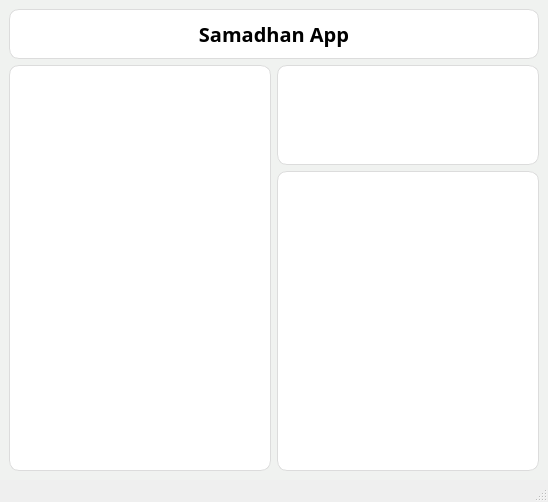
The window that UI/home.ui (Paurakh977/Samadhan) describes before a commit, drawn with Qt 5.
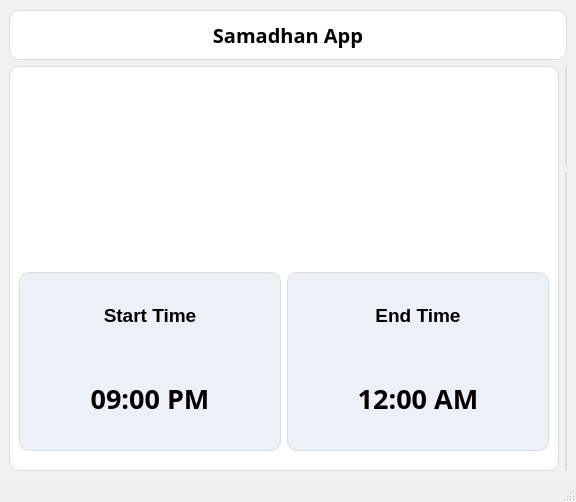
The same window after the commit.

Commit message: home page ma stackbar and circular bar added

```diff
--- a/UI/home.ui
+++ b/UI/home.ui
@@ -6,7 +6,7 @@
    <rect>
     <x>0</x>
     <y>0</y>
-    <width>548</width>
+    <width>576</width>
     <height>502</height>
    </rect>
   </property>
@@ -22,6 +22,9 @@
 	</string>
    </property>
    <layout class="QGridLayout" name="gridLayout">
+    <property name="topMargin">
+     <number>10</number>
+    </property>
     <item row="0" column="0" colspan="2">
      <widget class="QLabel" name="App_name_lbl">
       <property name="maximumSize">
@@ -55,7 +58,13 @@
      </widget>
     </item>
     <item row="1" column="0" rowspan="2">
-     <widget class="QFrame" name="circular_bar_frame">
+     <widget class="QFrame" name="circular_bar_frame_cover">
+      <property name="minimumSize">
+       <size>
+        <width>550</width>
+        <height>0</height>
+       </size>
+      </property>
       <property name="maximumSize">
        <size>
         <width>350</width>
@@ -73,10 +82,166 @@
       <property name="frameShadow">
        <enum>QFrame::Raised</enum>
       </property>
+      <layout class="QGridLayout" name="gridLayout_2">
+       <item row="1" column="0">
+        <widget class="QFrame" name="start_frame">
+         <property name="maximumSize">
+          <size>
+           <width>16777215</width>
+           <height>16777215</height>
+          </size>
+         </property>
+         <property name="styleSheet">
+          <string notr="true">margin-bottom:10px;
+background-color:#ebf1f7;</string>
+         </property>
+         <property name="frameShape">
+          <enum>QFrame::StyledPanel</enum>
+         </property>
+         <property name="frameShadow">
+          <enum>QFrame::Raised</enum>
+         </property>
+         <layout class="QVBoxLayout" name="verticalLayout">
+          <item>
+           <widget class="QLabel" name="Start_lbl">
+            <property name="font">
+             <font>
+              <family>Arial</family>
+              <pointsize>14</pointsize>
+              <weight>75</weight>
+              <bold>true</bold>
+             </font>
+            </property>
+            <property name="styleSheet">
+             <string notr="true">border:none;</string>
+            </property>
+            <property name="text">
+             <string>Start Time</string>
+            </property>
+            <property name="textFormat">
+             <enum>Qt::AutoText</enum>
+            </property>
+            <property name="alignment">
+             <set>Qt::AlignCenter</set>
+            </property>
+           </widget>
+          </item>
+          <item>
+           <widget class="QLabel" name="label_3">
+            <property name="font">
+             <font>
+              <family>Arial Black</family>
+              <pointsize>20</pointsize>
+              <weight>75</weight>
+              <bold>true</bold>
+             </font>
+            </property>
+            <property name="styleSheet">
+             <string notr="true">border:none;</string>
+            </property>
+            <property name="text">
+             <string>09:00 PM</string>
+            </property>
+            <property name="alignment">
+             <set>Qt::AlignCenter</set>
+            </property>
+           </widget>
+          </item>
+         </layout>
+        </widget>
+       </item>
+       <item row="0" column="0" colspan="2">
+        <widget class="QFrame" name="circular_bar_frame">
+         <property name="maximumSize">
+          <size>
+           <width>550</width>
+           <height>750</height>
+          </size>
+         </property>
+         <property name="styleSheet">
+          <string notr="true">border:none;</string>
+         </property>
+         <property name="frameShape">
+          <enum>QFrame::StyledPanel</enum>
+         </property>
+         <property name="frameShadow">
+          <enum>QFrame::Raised</enum>
+         </property>
+        </widget>
+       </item>
+       <item row="1" column="1">
+        <widget class="QFrame" name="end_frame">
+         <property name="maximumSize">
+          <size>
+           <width>16777215</width>
+           <height>16777215</height>
+          </size>
+         </property>
+         <property name="styleSheet">
+          <string notr="true">margin-bottom:10px;
+background-color: #ebf1f7;
+</string>
+         </property>
+         <property name="frameShape">
+          <enum>QFrame::StyledPanel</enum>
+         </property>
+         <property name="frameShadow">
+          <enum>QFrame::Raised</enum>
+         </property>
+         <layout class="QVBoxLayout" name="verticalLayout_2">
+          <item>
+           <widget class="QLabel" name="End_lbl">
+            <property name="font">
+             <font>
+              <family>Arial</family>
+              <pointsize>14</pointsize>
+              <weight>75</weight>
+              <bold>true</bold>
+             </font>
+            </property>
+            <property name="styleSheet">
+             <string notr="true">border:none;</string>
+            </property>
+            <property name="text">
+             <string>End Time</string>
+            </property>
+            <property name="textFormat">
+             <enum>Qt::AutoText</enum>
+            </property>
+            <property name="alignment">
+             <set>Qt::AlignCenter</set>
+            </property>
+           </widget>
+          </item>
+          <item>
+           <widget class="QLabel" name="label_4">
+            <property name="font">
+             <font>
+              <family>Arial Black</family>
+              <pointsize>20</pointsize>
+              <weight>75</weight>
+              <bold>true</bold>
+             </font>
+            </property>
+            <property name="styleSheet">
+             <string notr="true">border:none;</string>
+            </property>
+            <property name="text">
+             <string>12:00 AM</string>
+            </property>
+            <property name="alignment">
+             <set>Qt::AlignCenter</set>
+            </property>
+           </widget>
+          </item>
+         </layout>
+        </widget>
+       </item>
+      </layout>
      </widget>
     </item>
     <item row="1" column="1">
-     <widget class="QFrame" name="stack_bar_frame">
+     <widget class="QFrame" name="frame_3">
       <property name="maximumSize">
        <size>
         <width>16777215</width>
@@ -97,7 +262,7 @@
      </widget>
     </item>
     <item row="2" column="1">
-     <widget class="QFrame" name="frame_3">
+     <widget class="QFrame" name="stack_bar_frame">
       <property name="styleSheet">
        <string notr="true">background-color: rgb(255, 255, 255);
 border:1px solid rgb(220,220,220);
```
Left out of the diff: 5 changed lines with no effect on the pictures. The commit also changes 21 other files.
